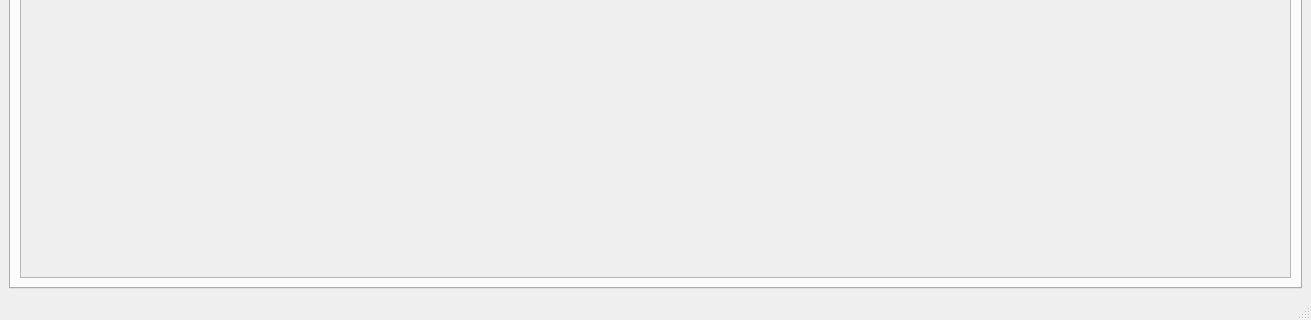
Above: forms/mainwindow.ui from ntropy83/tu2 before the change; both pictures show x 0 to 1311 and y 402 to 722 of the 1311 by 722 pixel window. Below: the same form after it.
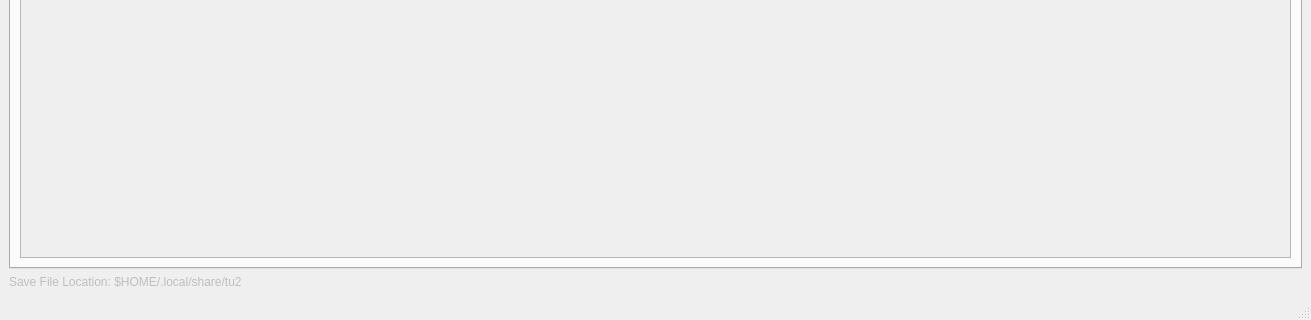
That is the form after the change.

Commit message: Added notification for homepath save location

The edit to the form file:
```diff
--- a/forms/mainwindow.ui
+++ b/forms/mainwindow.ui
@@ -96,6 +96,16 @@
       </item>
      </layout>
     </item>
+    <item row="1" column="0">
+     <widget class="QLabel" name="label_linux">
+      <property name="enabled">
+       <bool>false</bool>
+      </property>
+      <property name="text">
+       <string>Save File Location: $HOME/.local/share/tu2</string>
+      </property>
+     </widget>
+    </item>
    </layout>
   </widget>
   <widget class="QMenuBar" name="menubar">
```
Left out of the diff: 2 changed lines with no effect on the pictures. The commit also changes 1 other file.
